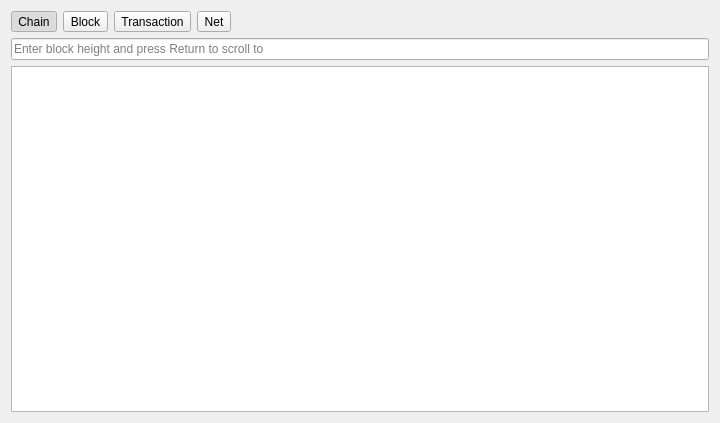
The window that src/qt/forms/blockchainpage.ui (bitbaymarket/bitbay-core) describes before a commit, drawn with Qt 5.
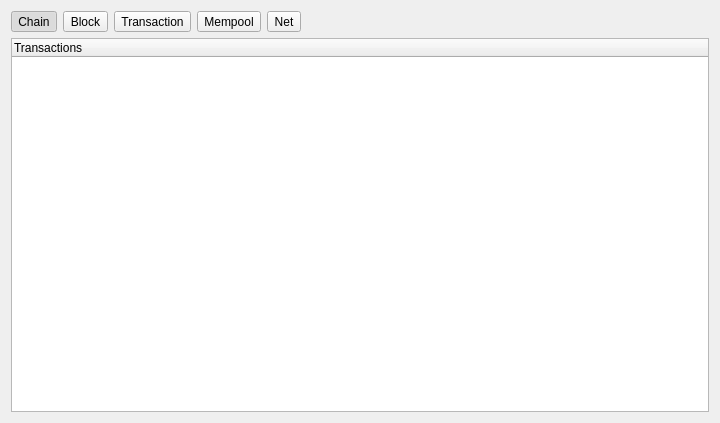
The same window after the commit. The open tabs and pages were chosen to show the change.

Commit message: Mempool page (quick, todo)

The edit to the form file:
```diff
--- a/src/qt/forms/blockchainpage.ui
+++ b/src/qt/forms/blockchainpage.ui
@@ -30,7 +30,7 @@
      </property>
     </widget>
    </item>
-   <item row="1" column="0" colspan="5">
+   <item row="1" column="0" colspan="6">
     <widget class="QStackedWidget" name="tabs">
      <property name="currentIndex">
       <number>0</number>
@@ -158,6 +158,46 @@
        </item>
       </layout>
      </widget>
+     <widget class="QWidget" name="pageMempool">
+      <layout class="QGridLayout" name="gridLayout_6">
+       <property name="leftMargin">
+        <number>0</number>
+       </property>
+       <property name="topMargin">
+        <number>0</number>
+       </property>
+       <property name="rightMargin">
+        <number>0</number>
+       </property>
+       <property name="bottomMargin">
+        <number>0</number>
+       </property>
+       <item row="0" column="0">
+        <widget class="QTreeWidget" name="mempoolView">
+         <property name="alternatingRowColors">
+          <bool>true</bool>
+         </property>
+         <property name="rootIsDecorated">
+          <bool>false</bool>
+         </property>
+         <property name="uniformRowHeights">
+          <bool>true</bool>
+         </property>
+         <property name="itemsExpandable">
+          <bool>false</bool>
+         </property>
+         <property name="allColumnsShowFocus">
+          <bool>true</bool>
+         </property>
+         <column>
+          <property name="text">
+           <string>Transactions</string>
+          </property>
+         </column>
+        </widget>
+       </item>
+      </layout>
+     </widget>
      <widget class="QWidget" name="pageNet">
       <layout class="QGridLayout" name="gridLayout_5">
        <property name="leftMargin">
@@ -241,7 +281,7 @@
      </property>
     </widget>
    </item>
-   <item row="0" column="4">
+   <item row="0" column="5">
     <spacer name="horizontalSpacer">
      <property name="orientation">
       <enum>Qt::Horizontal</enum>
@@ -254,7 +294,7 @@
      </property>
     </spacer>
    </item>
-   <item row="0" column="3">
+   <item row="0" column="4">
     <widget class="QToolButton" name="buttonNet">
      <property name="text">
       <string>Net</string>
@@ -267,6 +307,13 @@
      </property>
     </widget>
    </item>
+   <item row="0" column="3">
+    <widget class="QToolButton" name="buttonMempool">
+     <property name="text">
+      <string>Mempool</string>
+     </property>
+    </widget>
+   </item>
   </layout>
  </widget>
  <resources/>
```
Left out of the diff: 13 changed lines with no effect on the pictures. The commit also changes 2 other files.
